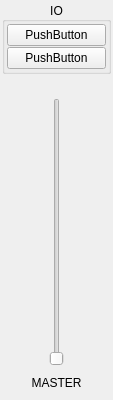
Before: the Qt Designer form src/ZMS/channel/masterchannelstripwidget.ui in wtrsltnk/zynmusicstudio, drawn with Qt 5.
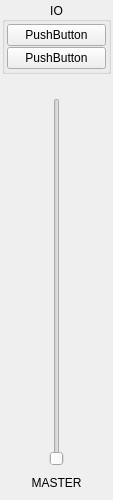
After: the same form once the commit is applied. Custom widgets are drawn as their Qt base class.

Patch:
```diff
--- a/src/ZMS/channel/masterchannelstripwidget.ui
+++ b/src/ZMS/channel/masterchannelstripwidget.ui
@@ -7,13 +7,19 @@
     <x>0</x>
     <y>0</y>
     <width>113</width>
-    <height>400</height>
+    <height>500</height>
    </rect>
   </property>
+  <property name="sizePolicy">
+   <sizepolicy hsizetype="Minimum" vsizetype="Minimum">
+    <horstretch>0</horstretch>
+    <verstretch>0</verstretch>
+   </sizepolicy>
+  </property>
   <property name="minimumSize">
    <size>
     <width>100</width>
-    <height>400</height>
+    <height>500</height>
    </size>
   </property>
   <property name="maximumSize">
```
